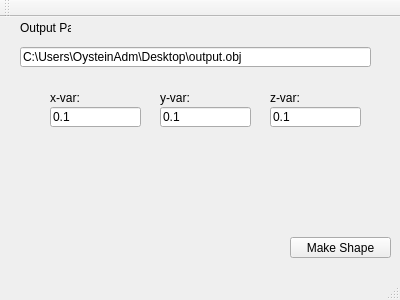
The window that mainwindow.ui (oyskauli/Generator_for_3D_Reuleaux_or_Constant_Width_Shapes) describes before a commit, drawn with Qt 5.
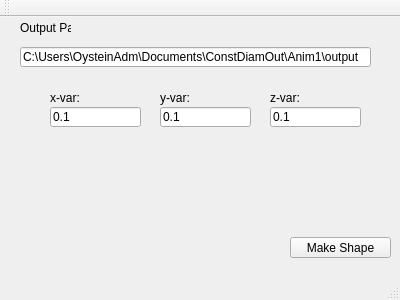
The same window after the commit.

```diff
--- a/mainwindow.ui
+++ b/mainwindow.ui
@@ -37,7 +37,7 @@
        </rect>
       </property>
       <property name="text">
-       <string>C:\Users\OysteinAdm\Desktop\output.obj</string>
+       <string>C:\Users\OysteinAdm\Documents\ConstDiamOut\Anim1\output</string>
       </property>
      </widget>
      <widget class="QLabel" name="outPathTitle">
```
